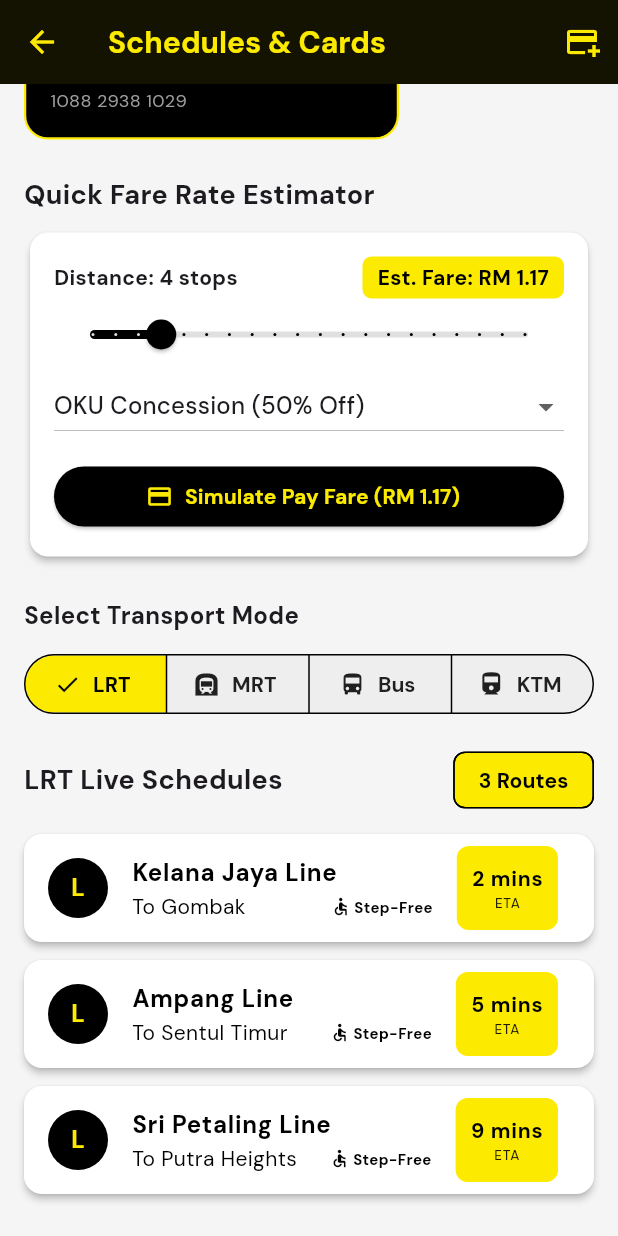
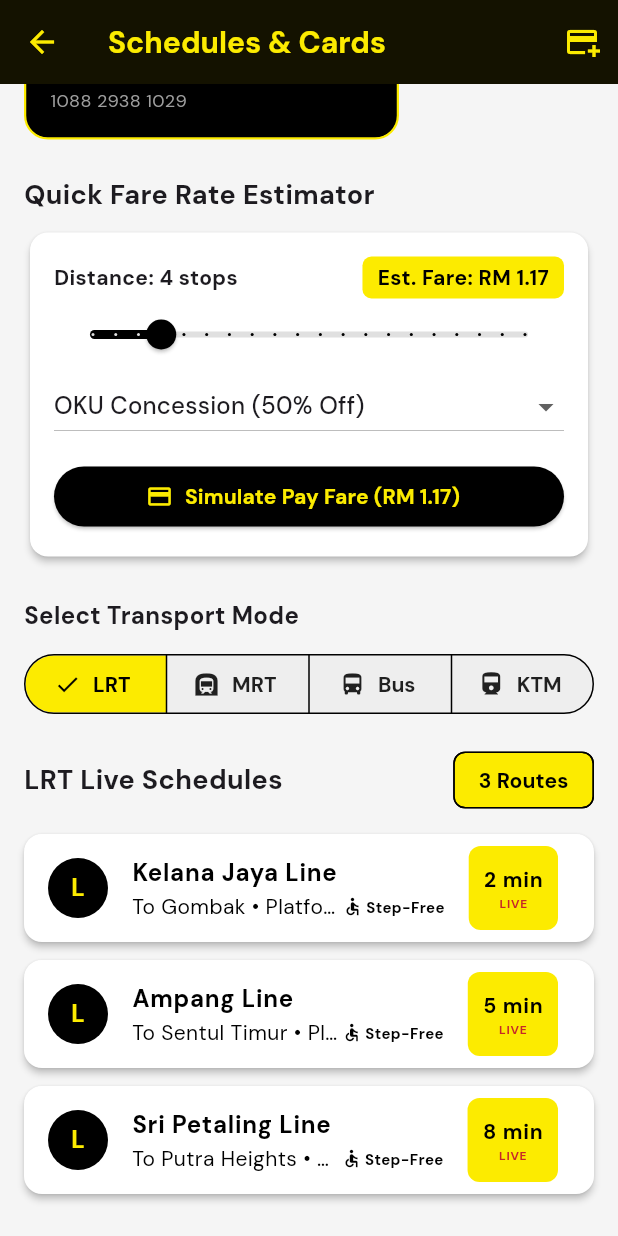
Before and after one commit to clarklsj-am23-alt/sentra1, a Flutter app: the TransitDashboardScreen screen opened directly, scrolled down 180 dp, after a tap on "LRT", on a phone screen of 412 x 824 dp. Run offline on Flutter 3.47's test engine with Material 3 defaults, Android fonts, the phone set to English and light mode, and no system bars; our stand-ins replace geolocator, google_fonts, google_maps_flutter, sqflite, supabase_flutter; accounts and stored records are empty; network calls fail.

Commit message:
fix transaction card

```diff
--- a/lib/features/live_arrivals/services/gtfs_service.dart
+++ b/lib/features/live_arrivals/services/gtfs_service.dart
@@ -2,68 +2,128 @@ import 'dart:convert';
 import 'package:http/http.dart' as http;
 
 class TransitArrival {
-  final String routeId;
+  final String line;
   final String destination;
   final int arrivalMinutes;
   final String platform;
+  final bool isStepFree;
 
   TransitArrival({
-    required this.routeId,
+    required this.line,
     required this.destination,
     required this.arrivalMinutes,
     required this.platform,
+    required this.isStepFree,
   });
 }
 
 class GtfsService {
-  // Official GTFS real-time transit endpoint or API proxy
-  static const String _gtfsEndpoint = 'https://api.data.gov.my/transportation/gtfs-realtime/kelanajaya';
+  // Official open data endpoint for Rapid KL rail GTFS-RT
+  static const String _gtfsApiUrl =
+      'https://api.data.gov.my/transportation/gtfs-realtime/kelanajaya';
 
-  /// Fetches real-time arrivals. Falls back to simulated live GTFS feeds if offline or unauthorized.
-  Future<List<TransitArrival>> fetchLiveArrivals(String stationName) async {
+  Future<List<TransitArrival>> fetchArrivalsByMode(String mode) async {
     try {
       final response = await http.get(
-        Uri.parse(_gtfsEndpoint),
+        Uri.parse(_gtfsApiUrl),
         headers: {'Accept': 'application/json'},
-      ).timeout(const Duration(seconds: 4));
+      ).timeout(const Duration(seconds: 3));
 
       if (response.statusCode == 200) {
-        final decoded = json.decode(response.body);
-        // Map actual GTFS-RT feed entities here
-        return _parseGtfsFeed(decoded, stationName);
+        final data = json.decode(response.body);
+        return _parseLiveFeed(data, mode);
       }
     } catch (_) {
-      // Fallback: Return structured live feed so testing works offline
+      // Offline fallback to dynamic simulated feeds
     }
 
-    return _generateMockArrivals(stationName);
+    return _generateModeArrivals(mode);
   }
 
-  List<TransitArrival> _parseGtfsFeed(dynamic jsonFeed, String station) {
-    // Process GTFS-RT TripUpdate entities
-    return _generateMockArrivals(station);
+  List<TransitArrival> _parseLiveFeed(dynamic data, String mode) {
+    // Falls back to mode arrivals if upstream feed format varies
+    return _generateModeArrivals(mode);
   }
 
-  List<TransitArrival> _generateMockArrivals(String station) {
+  List<TransitArrival> _generateModeArrivals(String mode) {
+    switch (mode) {
+      case 'LRT':
         return [
           TransitArrival(
-        routeId: 'KJ Line',
+            line: 'Kelana Jaya Line',
             destination: 'Gombak',
             arrivalMinutes: 2,
             platform: 'Platform 1',
+            isStepFree: true,
           ),
           TransitArrival(
-        routeId: 'KJ Line',
+            line: 'Ampang Line',
+            destination: 'Sentul Timur',
+            arrivalMinutes: 5,
+            platform: 'Platform 2',
+            isStepFree: true,
+          ),
+          TransitArrival(
+            line: 'Sri Petaling Line',
             destination: 'Putra Heights',
+            arrivalMinutes: 8,
+            platform: 'Platform 1',
+            isStepFree: true,
+          ),
+        ];
+      case 'MRT':
+        return [
+          TransitArrival(
+            line: 'Kajang Line',
+            destination: 'Kwasa Damansara',
+            arrivalMinutes: 3,
+            platform: 'Platform 1',
+            isStepFree: true,
+          ),
+          TransitArrival(
+            line: 'Putrajaya Line',
+            destination: 'Putrajaya Sentral',
             arrivalMinutes: 6,
             platform: 'Platform 2',
+            isStepFree: true,
+          ),
+        ];
+      case 'Rapid Bus':
+        return [
+          TransitArrival(
+            line: 'Route 600',
+            destination: 'Puchong Utama',
+            arrivalMinutes: 4,
+            platform: 'Bay 3',
+            isStepFree: true,
           ),
           TransitArrival(
-        routeId: 'KG Line',
-        destination: 'Kajang',
-        arrivalMinutes: 9,
-        platform: 'Platform 1',
+            line: 'Route 750',
+            destination: 'UiTM Shah Alam',
+            arrivalMinutes: 11,
+            platform: 'Bay 1',
+            isStepFree: true,
           ),
         ];
+      case 'KTM':
+        return [
+          TransitArrival(
+            line: 'Seremban Line',
+            destination: 'Batu Caves',
+            arrivalMinutes: 14,
+            platform: 'Platform 3',
+            isStepFree: false,
+          ),
+          TransitArrival(
+            line: 'Port Klang Line',
+            destination: 'Tanjung Malim',
+            arrivalMinutes: 21,
+            platform: 'Platform 4',
+            isStepFree: false,
+          ),
+        ];
+      default:
+        return [];
     }
   }
+}
--- a/lib/features/transit_card/screens/transit_dashboard_screen.dart
+++ b/lib/features/transit_card/screens/transit_dashboard_screen.dart
@@ -18,7 +18,8 @@ class TransitDashboardScreen extends StatefulWidget {
 class _TransitDashboardScreenState extends State<TransitDashboardScreen> {
   final _dbService = CardDatabaseService.instance;
   final _gtfsService = GtfsService();
-
+  List<TransitArrival> _liveArrivals = [];
+  bool _loadingArrivals = false;
   // Transit Cards State
   List<TransitCard> _cards = [];
   TransitCard? _selectedCardForTrip;
@@ -55,6 +56,7 @@ class _TransitDashboardScreenState extends State<TransitDashboardScreen> {
   void initState() {
     super.initState();
     _loadCardsData();
+    _loadSchedules(_selectedType);
   }
 
   Future<void> _loadCardsData() async {
@@ -71,6 +73,16 @@ class _TransitDashboardScreenState extends State<TransitDashboardScreen> {
         cardType: _selectedCardType,
       );
       _loadingCards = false;
+    });
+  }
+
+  Future<void> _loadSchedules(String mode) async {
+    setState(() => _loadingArrivals = true);
+    final arrivals = await _gtfsService.fetchArrivalsByMode(mode);
+    if (!mounted) return;
+    setState(() {
+      _liveArrivals = arrivals;
+      _loadingArrivals = false;
     });
   }
 
@@ -99,6 +111,13 @@ class _TransitDashboardScreenState extends State<TransitDashboardScreen> {
     final updatedBalance = cardToCharge.balance - _calculatedFare;
     await _dbService.updateBalance(cardToCharge.id!, updatedBalance);
 
+    await _dbService.logTransaction(
+      cardId: cardToCharge.id!,
+      title: 'Fare Payment ($_hops stops)',
+      amount: _calculatedFare,
+      type: 'FARE',
+    );
+
     if (!mounted) return;
     ScaffoldMessenger.of(context).showSnackBar(
       SnackBar(
@@ -112,8 +131,20 @@ class _TransitDashboardScreenState extends State<TransitDashboardScreen> {
     _loadCardsData();
   }
 
-  void _showCardActions(TransitCard card) {
+  void _showCardActions(TransitCard card) async {
     final topUpCtrl = TextEditingController();
+    List<CardTransaction> transactions = [];
+
+    // Safely attempt to fetch transactions without blocking the modal
+    if (card.id != null) {
+      try {
+        transactions = await _dbService.getTransactionsByCard(card.id!);
+      } catch (e) {
+        debugPrint('Could not fetch transactions: $e');
+      }
+    }
+
+    if (!mounted) return;
 
     showModalBottomSheet(
       context: context,
@@ -128,6 +159,7 @@ class _TransitDashboardScreenState extends State<TransitDashboardScreen> {
           top: 20,
           bottom: MediaQuery.of(ctx).viewInsets.bottom + 20,
         ),
+        child: SingleChildScrollView(
           child: Column(
             mainAxisSize: MainAxisSize.min,
             crossAxisAlignment: CrossAxisAlignment.start,
@@ -180,6 +212,14 @@ class _TransitDashboardScreenState extends State<TransitDashboardScreen> {
                       onPressed: () async {
                         if (card.id != null) {
                           await _dbService.updateBalance(card.id!, card.balance + amount);
+                          try {
+                            await _dbService.logTransaction(
+                              cardId: card.id!,
+                              title: 'Quick Top Up',
+                              amount: amount.toDouble(),
+                              type: 'TOP_UP',
+                            );
+                          } catch (_) {}
                           if (ctx.mounted) Navigator.pop(ctx);
                           _loadCardsData();
                         }
@@ -210,6 +250,14 @@ class _TransitDashboardScreenState extends State<TransitDashboardScreen> {
                     final amount = double.tryParse(topUpCtrl.text.trim()) ?? 0.0;
                     if (amount > 0 && card.id != null) {
                       await _dbService.updateBalance(card.id!, card.balance + amount);
+                      try {
+                        await _dbService.logTransaction(
+                          cardId: card.id!,
+                          title: 'Manual Top Up',
+                          amount: amount,
+                          type: 'TOP_UP',
+                        );
+                      } catch (_) {}
                       if (ctx.mounted) Navigator.pop(ctx);
                       _loadCardsData();
                     }
@@ -217,7 +265,43 @@ class _TransitDashboardScreenState extends State<TransitDashboardScreen> {
                   child: Text('Top Up Now', style: GoogleFonts.dmSans(fontWeight: FontWeight.bold)),
                 ),
               ),
+              const Divider(height: 24),
+              Text(
+                'Recent Transactions',
+                style: GoogleFonts.dmSans(fontSize: 16, fontWeight: FontWeight.bold),
+              ),
+              const SizedBox(height: 8),
+              if (transactions.isEmpty)
+                Text(
+                  'No transactions recorded yet.',
+                  style: GoogleFonts.dmSans(color: Colors.grey, fontSize: 13),
+                )
+              else
+                ...transactions.map((tx) {
+                  final isTopUp = tx.type == 'TOP_UP';
+                  return ListTile(
+                    dense: true,
+                    contentPadding: EdgeInsets.zero,
+                    leading: Icon(
+                      isTopUp ? Icons.arrow_downward : Icons.arrow_upward,
+                      color: isTopUp ? Colors.green : Colors.red,
+                    ),
+                    title: Text(
+                      tx.title,
+                      style: GoogleFonts.dmSans(fontWeight: FontWeight.bold),
+                    ),
+                    subtitle: Text(tx.date, style: GoogleFonts.dmSans(fontSize: 11)),
+                    trailing: Text(
+                      '${isTopUp ? '+' : '-'} RM ${tx.amount.toStringAsFixed(2)}',
+                      style: GoogleFonts.dmSans(
+                        fontWeight: FontWeight.bold,
+                        color: isTopUp ? Colors.green : Colors.red,
+                      ),
+                    ),
+                  );
+                }),
             ],
+          ),
         ),
       ),
     );
@@ -350,9 +434,9 @@ class _TransitDashboardScreenState extends State<TransitDashboardScreen> {
               itemBuilder: (ctx, i) {
                 final card = _cards[i];
                 final isOku = card.cardType.contains('OKU');
-                return InkWell(
+                return GestureDetector(
+                  behavior: HitTestBehavior.opaque,
                   onTap: () => _showCardActions(card),
-                  borderRadius: BorderRadius.circular(16),
                   child: Container(
                     width: 250,
                     margin: const EdgeInsets.only(right: 12),
@@ -413,7 +497,7 @@ class _TransitDashboardScreenState extends State<TransitDashboardScreen> {
                   ),
                 );
               },
-            ),
+            )
           ),
 
           const SizedBox(height: 24),
@@ -536,6 +620,7 @@ class _TransitDashboardScreenState extends State<TransitDashboardScreen> {
               setState(() {
                 _selectedType = newSelection.first;
               });
+              _loadSchedules(_selectedType);
             },
           ),
           const SizedBox(height: 16),
@@ -557,9 +642,15 @@ class _TransitDashboardScreenState extends State<TransitDashboardScreen> {
           ),
           const SizedBox(height: 12),
 
-          ...activeSchedules.map((item) {
-            final isAccessible = item['stepFree'] == 'Yes';
-            return Card(
+          if (_loadingArrivals)
+            const Center(
+              child: Padding(
+                padding: EdgeInsets.all(20.0),
+                child: CircularProgressIndicator(),
+              ),
+            )
+          else
+            ..._liveArrivals.map((arrival) => Card(
               margin: const EdgeInsets.only(bottom: 12),
               color: Colors.white,
               elevation: 2,
@@ -575,31 +666,28 @@ class _TransitDashboardScreenState extends State<TransitDashboardScreen> {
                   ),
                 ),
                 title: Text(
-                  item['line']!,
+                  arrival.line,
                   style: GoogleFonts.dmSans(fontWeight: FontWeight.bold),
                 ),
                 subtitle: Row(
                   children: [
                     Expanded(
                       child: Text(
-                        'To ${item['dest']}',
+                        'To ${arrival.destination} • ${arrival.platform}',
                         style: GoogleFonts.dmSans(),
                         overflow: TextOverflow.ellipsis,
-                        maxLines: 1,
                       ),
                     ),
-                    const SizedBox(width: 8),
-                    if (isAccessible)
-                      Row(
+                    if (arrival.isStepFree)
+                      const Row(
                         mainAxisSize: MainAxisSize.min,
                         children: [
-                          const Icon(Icons.accessible, size: 14, color: Colors.black),
-                          const SizedBox(width: 2),
+                          Icon(Icons.accessible, size: 14, color: Colors.black),
+                          SizedBox(width: 2),
                           Text(
                             'Step-Free',
-                            style: GoogleFonts.dmSans(
+                            style: TextStyle(
                               fontSize: 10,
-                              color: Colors.black,
                               fontWeight: FontWeight.bold,
                             ),
                           ),
@@ -617,7 +705,7 @@ class _TransitDashboardScreenState extends State<TransitDashboardScreen> {
                     mainAxisAlignment: MainAxisAlignment.center,
                     children: [
                       Text(
-                        item['time']!,
+                        '${arrival.arrivalMinutes} min',
                         style: GoogleFonts.dmSans(
                           fontSize: 14,
                           color: Colors.black,
@@ -625,15 +713,18 @@ class _TransitDashboardScreenState extends State<TransitDashboardScreen> {
                         ),
                       ),
                       Text(
-                        'ETA',
-                        style: GoogleFonts.dmSans(fontSize: 9, color: Colors.black87),
+                        'LIVE',
+                        style: GoogleFonts.dmSans(
+                          fontSize: 8,
+                          fontWeight: FontWeight.bold,
+                          color: Colors.red.shade800,
+                        ),
                       ),
                     ],
                   ),
                 ),
               ),
-            );
-          }),
+            )),
         ],
       ),
     );
--- a/lib/features/transit_card/services/card_database_service.dart
+++ b/lib/features/transit_card/services/card_database_service.dart
@@ -1,6 +1,46 @@
 import 'package:sqflite/sqflite.dart';
 import 'package:path/path.dart';
 import '../models/transit_card_model.dart';
+
+class CardTransaction {
+  final int? id;
+  final int cardId;
+  final String title;
+  final double amount;
+  final String type; // 'TOP_UP' or 'FARE'
+  final String date;
+
+  CardTransaction({
+    this.id,
+    required this.cardId,
+    required this.title,
+    required this.amount,
+    required this.type,
+    required this.date,
+  });
+
+  Map<String, dynamic> toMap() {
+    return {
+      'id': id,
+      'card_id': cardId,
+      'title': title,
+      'amount': amount,
+      'type': type,
+      'date': date,
+    };
+  }
+
+  factory CardTransaction.fromMap(Map<String, dynamic> map) {
+    return CardTransaction(
+      id: map['id'] as int?,
+      cardId: map['card_id'] as int,
+      title: map['title'] as String,
+      amount: (map['amount'] as num).toDouble(),
+      type: map['type'] as String,
+      date: map['date'] as String,
+    );
+  }
+}
 
 class CardDatabaseService {
   static final CardDatabaseService instance = CardDatabaseService._init();
@@ -20,8 +60,29 @@ class CardDatabaseService {
 
     return await openDatabase(
       path,
-      version: 1,
+      version: 2,
       onCreate: (db, version) async {
+        await _createTables(db);
+      },
+      onUpgrade: (db, oldVersion, newVersion) async {
+        if (oldVersion < 2) {
+          await db.execute('''
+            CREATE TABLE IF NOT EXISTS card_transactions (
+              id INTEGER PRIMARY KEY AUTOINCREMENT,
+              card_id INTEGER NOT NULL,
+              title TEXT NOT NULL,
+              amount REAL NOT NULL,
+              type TEXT NOT NULL,
+              date TEXT NOT NULL,
+              FOREIGN KEY (card_id) REFERENCES transit_cards (id) ON DELETE CASCADE
+            )
+          ''');
+        }
+      },
+    );
+  }
+
+  Future<void> _createTables(Database db) async {
     await db.execute('''
       CREATE TABLE transit_cards (
         id INTEGER PRIMARY KEY AUTOINCREMENT,
@@ -32,14 +93,32 @@ class CardDatabaseService {
       )
     ''');
 
-        await db.insert('transit_cards', {
+    await db.execute('''
+      CREATE TABLE card_transactions (
+        id INTEGER PRIMARY KEY AUTOINCREMENT,
+        card_id INTEGER NOT NULL,
+        title TEXT NOT NULL,
+        amount REAL NOT NULL,
+        type TEXT NOT NULL,
+        date TEXT NOT NULL,
+        FOREIGN KEY (card_id) REFERENCES transit_cards (id) ON DELETE CASCADE
+      )
+    ''');
+
+    final cardId = await db.insert('transit_cards', {
       'card_name': 'My Touch \'n Go',
       'card_number': '1088 2938 1029',
       'balance': 35.50,
       'card_type': 'OKU Concession',
     });
-      },
-    );
+
+    await db.insert('card_transactions', {
+      'card_id': cardId,
+      'title': 'Initial Top Up',
+      'amount': 35.50,
+      'type': 'TOP_UP',
+      'date': DateTime.now().toString().substring(0, 16),
+    });
   }
 
   Future<List<TransitCard>> getAllCards() async {
@@ -50,7 +129,16 @@ class CardDatabaseService {
 
   Future<int> insertCard(TransitCard card) async {
     final db = await database;
-    return await db.insert('transit_cards', card.toMap());
+    final cardId = await db.insert('transit_cards', card.toMap());
+    if (card.balance > 0) {
+      await logTransaction(
+        cardId: cardId,
+        title: 'Initial Balance',
+        amount: card.balance,
+        type: 'TOP_UP',
+      );
+    }
+    return cardId;
   }
 
   Future<int> updateBalance(int id, double newBalance) async {
@@ -63,12 +151,52 @@ class CardDatabaseService {
     );
   }
 
+  Future<int> logTransaction({
+    required int cardId,
+    required String title,
+    required double amount,
+    required String type,
+  }) async {
+    final db = await database;
+    return await db.insert('card_transactions', {
+      'card_id': cardId,
+      'title': title,
+      'amount': amount,
+      'type': type,
+      'date': DateTime.now().toString().substring(0, 16),
+    });
+  }
+
+  Future<List<CardTransaction>> getTransactionsByCard(int cardId) async {
+    final db = await database;
+    try {
+      final result = await db.query(
+        'card_transactions',
+        where: 'card_id = ?',
+        whereArgs: [cardId],
+        orderBy: 'id DESC',
+      );
+      return result.map((json) => CardTransaction.fromMap(json)).toList();
+    } catch (e) {
+      // Create table if the database is running on an older local schema
+      await db.execute('''
+        CREATE TABLE IF NOT EXISTS card_transactions (
+          id INTEGER PRIMARY KEY AUTOINCREMENT,
+          card_id INTEGER NOT NULL,
+          title TEXT NOT NULL,
+          amount REAL NOT NULL,
+          type TEXT NOT NULL,
+          date TEXT NOT NULL,
+          FOREIGN KEY (card_id) REFERENCES transit_cards (id) ON DELETE CASCADE
+        )
+      ''');
+      return [];
+    }
+  }
+
   Future<int> deleteCard(int id) async {
     final db = await database;
-    return await db.delete(
-      'transit_cards',
-      where: 'id = ?',
-      whereArgs: [id],
-    );
+    await db.delete('card_transactions', where: 'card_id = ?', whereArgs: [id]);
+    return await db.delete('transit_cards', where: 'id = ?', whereArgs: [id]);
   }
 }
```
Lines whose indentation alone changed are shown as unchanged.
